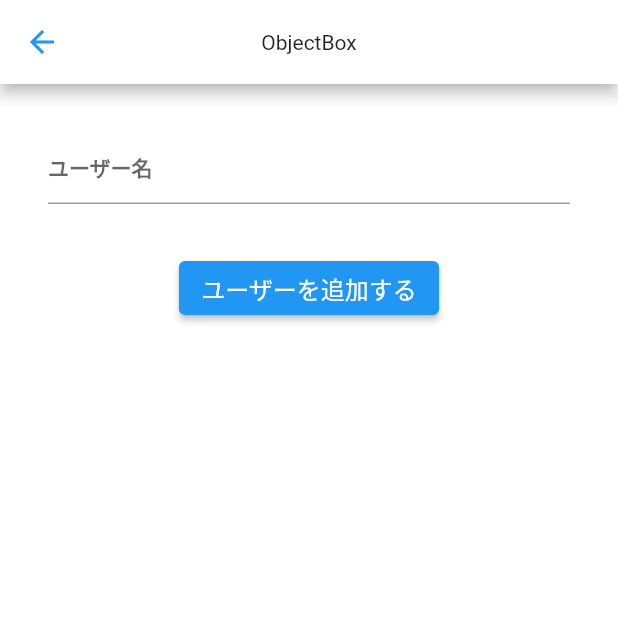
After one commit to fen0268/PocketMoneyManage, a Flutter app: the MemberAddPage screen opened directly, after a tap on "ユーザーを追加する", on a phone screen of 412 x 824 dp, the top half of it. The commit adds this screen. Run offline on Flutter 3.47's test engine with Material 2 defaults, Android fonts, the phone set to English and light mode, and no system bars; our stand-ins replace flutter_riverpod, freezed_annotation, google_fonts, objectbox, syncfusion_flutter_calendar, table_calendar; missing offline and left inert: flat_buffers, objectbox_flutter_libs.

Commit message:
メンバーを追加する機能を追加

```diff
--- a/lib/features/member_controller.dart
+++ b/lib/features/member_controller.dart
@@ -1,13 +1,45 @@
+import 'package:flutter/material.dart';
 import 'package:flutter_riverpod/flutter_riverpod.dart';
 
 import '../main.dart';
 import '../models/member/member.dart';
 
+final memberNotifierProvider =
+    StateNotifierProvider.autoDispose<MemberNotifier, Member>(
+  (ref) => MemberNotifier(),
+);
+
 class MemberNotifier extends StateNotifier<Member> {
   MemberNotifier() : super(Member(id: 0));
   final memberBox = store.box<Member>();
+  final nameController = TextEditingController();
 
-  void memberAdd(Member member) {
-    memberBox.put(member);
+  @override
+  void dispose() {
+    nameController.dispose();
+    super.dispose();
+  }
+
+  void memberAdd() {
+    final fetchMemberBoxId =
+        memberBox.getAll().isEmpty ? 0 : memberBox.getAll().last.id;
+
+    final newMember =
+        Member(id: fetchMemberBoxId + 1, name: nameController.text);
+
+    final now = DateTime.now();
+
+    state = state.copyWith(
+      id: newMember.id,
+      name: newMember.name,
+      income: 0,
+      createdAt: DateTime(now.year, now.month, now.day),
+    );
+    memberBox.put(state);
+  }
+
+  void removeUser(int id) {
+    state = state.copyWith(id: id);
+    memberBox.remove(state.id);
   }
 }
--- /dev/null
+++ b/lib/pages/member_add_page.dart
@@ -0,0 +1,65 @@
+import 'package:flutter/material.dart';
+import 'package:flutter_riverpod/flutter_riverpod.dart';
+
+import '../features/member_controller.dart';
+import '../main.dart';
+import '../models/member/member.dart';
+
+class MemberAddPage extends ConsumerWidget {
+  const MemberAddPage({super.key});
+
+  @override
+  Widget build(BuildContext context, WidgetRef ref) {
+    /// state を監視
+    final data = ref.watch(memberNotifierProvider);
+
+    /// userController を監視
+    final notifier = ref.watch(memberNotifierProvider.notifier);
+
+    /// Box を取得
+    final userBox = store.box<Member>();
+
+    return Scaffold(
+      appBar: AppBar(
+        title: const Text('ObjectBox'),
+      ),
+      body: SingleChildScrollView(
+        child: Column(
+          children: [
+            Padding(
+              padding: const EdgeInsets.all(32),
+              child: TextFormField(
+                controller: notifier.nameController,
+                decoration: const InputDecoration(hintText: 'ユーザー名'),
+              ),
+            ),
+            ElevatedButton(
+              onPressed: notifier.memberAdd,
+              child: const Text('ユーザーを追加する'),
+            ),
+            const SizedBox(height: 16),
+            Column(
+              crossAxisAlignment: CrossAxisAlignment.start,
+              children: userBox
+                  .getAll()
+                  .map(
+                    (e) => ListTile(
+                      title: Text(
+                        'ID: ${e.id}, name: ${e.name}, DateTime: ${e.createdAt}',
+                      ),
+                      trailing: IconButton(
+                        onPressed: () {
+                          notifier.removeUser(e.id);
+                        },
+                        icon: const Icon(Icons.delete),
+                      ),
+                    ),
+                  )
+                  .toList(),
+            ),
+          ],
+        ),
+      ),
+    );
+  }
+}
--- a/lib/widgets/drawer_list_view_widget.dart
+++ b/lib/widgets/drawer_list_view_widget.dart
@@ -1,5 +1,7 @@
 import 'package:flutter/material.dart';
 import 'package:flutter_riverpod/flutter_riverpod.dart';
+
+import '../pages/member_add_page.dart';
 
 class DrawerListViewWidget extends ConsumerWidget {
   const DrawerListViewWidget({super.key});
@@ -19,7 +21,16 @@ class DrawerListViewWidget extends ConsumerWidget {
         Container(
           color: Colors.blue,
           height: deviceHeight * 0.1,
-          child: const Text('data'),
+          child: GestureDetector(
+            onTap: () {
+              Navigator.of(context).push<void>(
+                MaterialPageRoute<void>(
+                  builder: (context) => const MemberAddPage(),
+                ),
+              );
+            },
+            child: const Text('メンバーの追加'),
+          ),
         ),
       ],
     );
```
